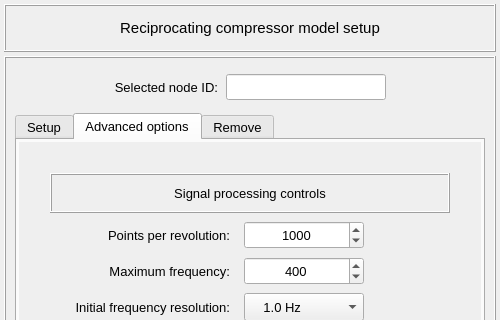
Before: the Qt Designer form vibra/interface/data/ui_files/model/setup/acoustic/reciprocating_compressor_inputs.ui in MOPT-UFSC/VIBRA, drawn with Qt 5; both pictures show x 0 to 500 and y 0 to 320 of the 500 by 783 pixel window.
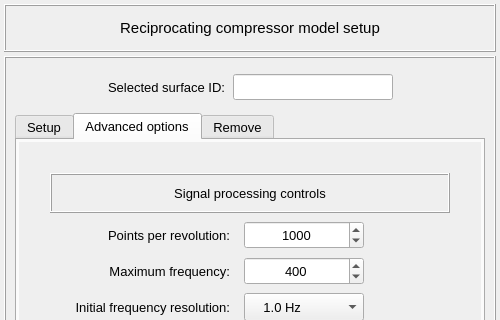
After: the same form once the commit is applied. The open tabs and pages were chosen to show the change. Icons and pictures are not drawn.

What changed in the file:
```diff
--- a/vibra/interface/data/ui_files/model/setup/acoustic/reciprocating_compressor_inputs.ui
+++ b/vibra/interface/data/ui_files/model/setup/acoustic/reciprocating_compressor_inputs.ui
@@ -4290,7 +4290,7 @@
             </font>
            </property>
            <property name="text">
-            <string>Selected node ID:</string>
+            <string>Selected surface ID:</string>
            </property>
            <property name="alignment">
             <set>Qt::AlignRight|Qt::AlignTrailing|Qt::AlignVCenter</set>
```
Left out of the diff: 10 changed lines with no effect on the pictures.
